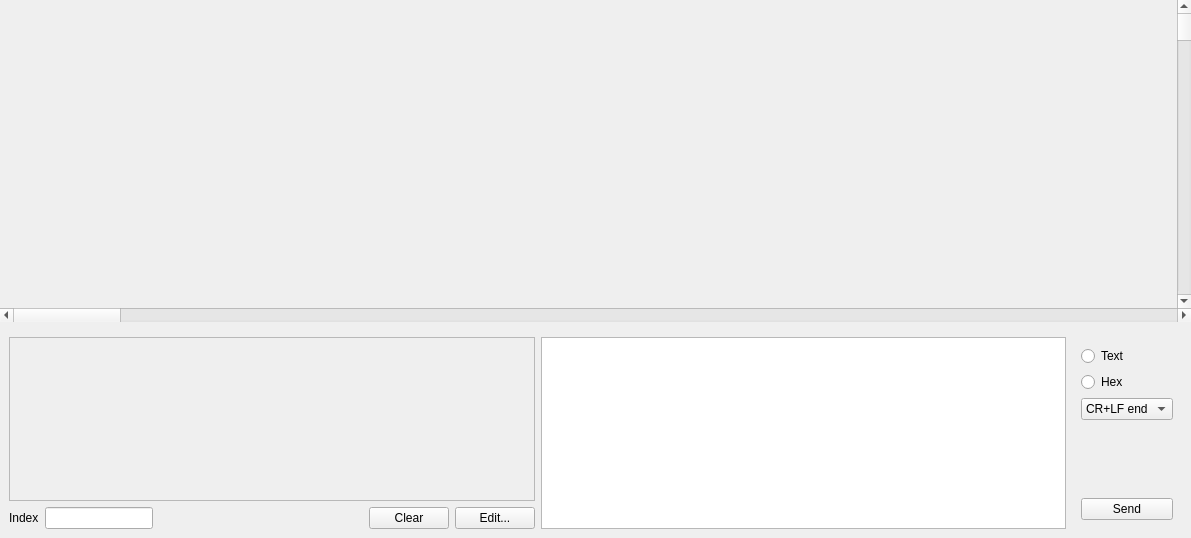
Above: src/UI/QT/Frame_MainTextArea.ui from TheBeef/WhippyTerm before the change. Below: the same form after it.
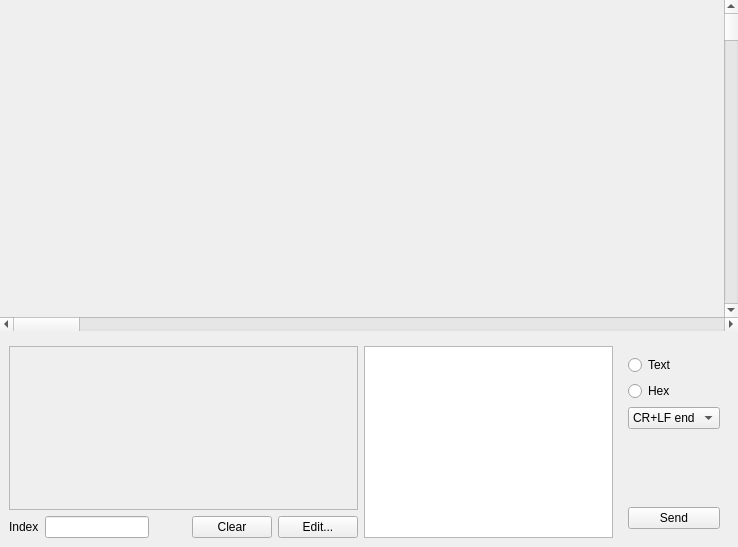
That is the form after the change. Icons and pictures are not drawn. Custom widgets are drawn as their Qt base class.

Patch:
```diff
--- a/src/UI/QT/Frame_MainTextArea.ui
+++ b/src/UI/QT/Frame_MainTextArea.ui
@@ -6,8 +6,8 @@
    <rect>
     <x>0</x>
     <y>0</y>
-    <width>1191</width>
-    <height>538</height>
+    <width>738</width>
+    <height>547</height>
    </rect>
   </property>
   <property name="windowTitle">
```
